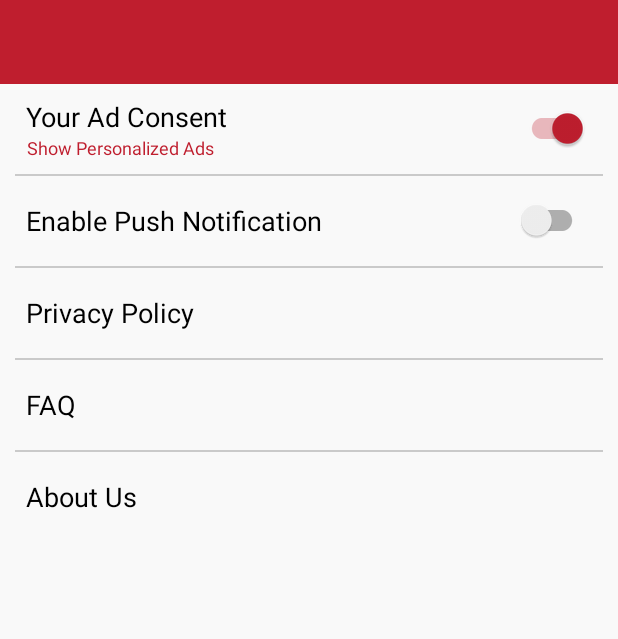
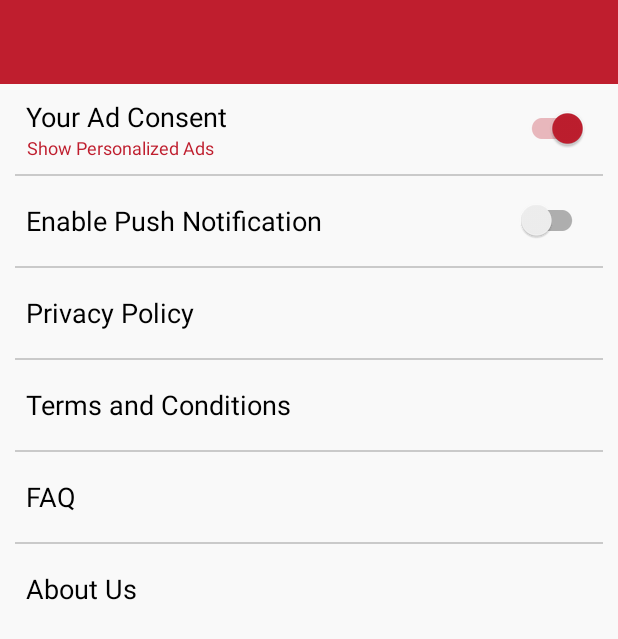
Before and after one commit to nanobitt/food_aholic, an Android app: the layout activity_setting.xml on its own in the app's theme, with its tools: preview values and no code run, on a phone screen of 412 x 824 dp. Shown: the top 639 px of the screen. Run offline under Robolectric (Android 15) with nearby library versions, the light colour scheme and no system bars.

Commit message:
Added terms and comnditions

```diff
--- a/app/src/main/java/com/nanobit/Foodaholic/OrderDetailsActivity.java
+++ b/app/src/main/java/com/nanobit/Foodaholic/OrderDetailsActivity.java
@@ -204,7 +204,7 @@ public class OrderDetailsActivity extends AppCompatActivity {
     @Override
     protected void onResume() {
         if(textView_cancel != null) {
-            if ((d.getTime() + 600000) < System.currentTimeMillis() || Constant.itemOrderList.getStatus().equals(Constant.TAG_CANCEL)) {
+            if ((d.getTime() + 600000) < System.currentTimeMillis() || Constant.itemOrderList.getStatus().equals(Constant.TAG_CANCEL) || Constant.itemOrderList.getStatus().equals(Constant.TAG_COMPLETE) || Constant.itemOrderList.getStatus().equals(Constant.TAG_PROCESS)) {
                 textView_cancel.setVisibility(View.GONE);
             } else {
                 textView_cancel.setVisibility(View.VISIBLE);
--- a/app/src/main/java/com/nanobit/asyncTask/LoadAbout.java
+++ b/app/src/main/java/com/nanobit/asyncTask/LoadAbout.java
@@ -44,6 +44,7 @@ public class LoadAbout extends AsyncTask<String, String, String> {
                 String email = c.getString("app_email");
                 String website = c.getString("app_website");
                 String privacy = c.getString("app_privacy_policy");
+                String terms_and_conditins = c.getString("app_terms_conditions");
                 String developedby = c.getString("app_developed_by");
 
                 Constant.ad_banner_id = c.getString("banner_ad_id");
@@ -53,7 +54,7 @@ public class LoadAbout extends AsyncTask<String, String, String> {
                 Constant.ad_publisher_id = c.getString("publisher_id");
                 Constant.adShow = Integer.parseInt(c.getString("interstital_ad_click"));
 
-                Constant.itemAbout = new ItemAbout(appname, applogo, desc, appversion, appauthor, appcontact, email, website, privacy, developedby);
+                Constant.itemAbout = new ItemAbout(appname, applogo, desc, appversion, appauthor, appcontact, email, website, privacy, terms_and_conditins, developedby);
             }
             return "1";
         } catch (Exception ee) {
--- a/app/src/main/res/layout/activity_setting.xml
+++ b/app/src/main/res/layout/activity_setting.xml
@@ -143,6 +143,23 @@
                 android:text="@string/privacypolicy"
                 android:textAppearance="?android:attr/textAppearanceMedium"
                 android:textColor="@color/black" />
+            <View
+                android:layout_width="match_parent"
+                android:layout_height="1dp"
+                android:background="@color/black30" />
+
+            <TextView
+                android:id="@+id/textView_termsandconditions"
+                android:layout_width="match_parent"
+                android:layout_height="60dp"
+                android:layout_weight="1"
+                android:background="?attr/selectableItemBackground"
+                android:gravity="center_vertical"
+                android:paddingLeft="7dp"
+                android:paddingRight="7dp"
+                android:text="@string/terms_and_conditions"
+                android:textAppearance="?android:attr/textAppearanceMedium"
+                android:textColor="@color/black" />
 
             <View
                 android:layout_width="match_parent"
--- a/app/src/main/res/values/strings.xml
+++ b/app/src/main/res/values/strings.xml
@@ -54,6 +54,7 @@
     <string name="moreapp">More App</string>
     <string name="aboutus">About Us</string>
     <string name="privacypolicy">Privacy Policy</string>
+    <string name="terms_and_conditions">Terms and Conditions</string>
     <string name="logout">Logout</string>
     <string name="hi">Hi,</string>
     <string name="guest">Guest</string>
--- a/build.gradle
+++ b/build.gradle
@@ -10,8 +10,9 @@ buildscript {
     }
     dependencies {
         classpath 'com.android.tools.build:gradle:3.4.2'
-        classpath 'com.google.gms:google-services:4.0.1'
+        classpath 'com.google.gms:google-services:4.3.0'
         classpath 'com.novoda:bintray-release:0.8.0'
+
 
         // NOTE: Do not place your application dependencies here; they belong
         // in the individual module build.gradle files
```
Also changed, not shown: app/src/main/java/com/nanobit/Foodaholic/SettingActivity.java (+41 -2 lines), app/src/main/java/com/nanobit/items/ItemAbout.java (+7 -2 lines), app/src/main/java/com/nanobit/utils/DBHelper.java (+4 -3 lines), app/src/main/res/layout/layout_terms_and_conditions.xml (added, +22 -0 lines), 2 other files.
